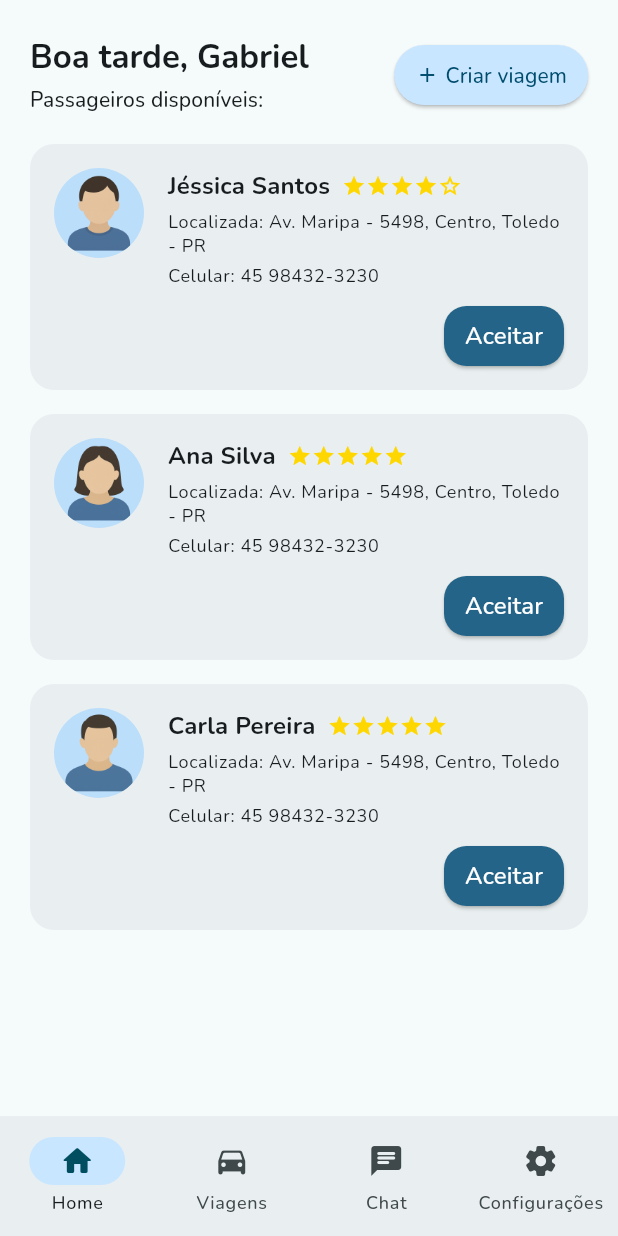
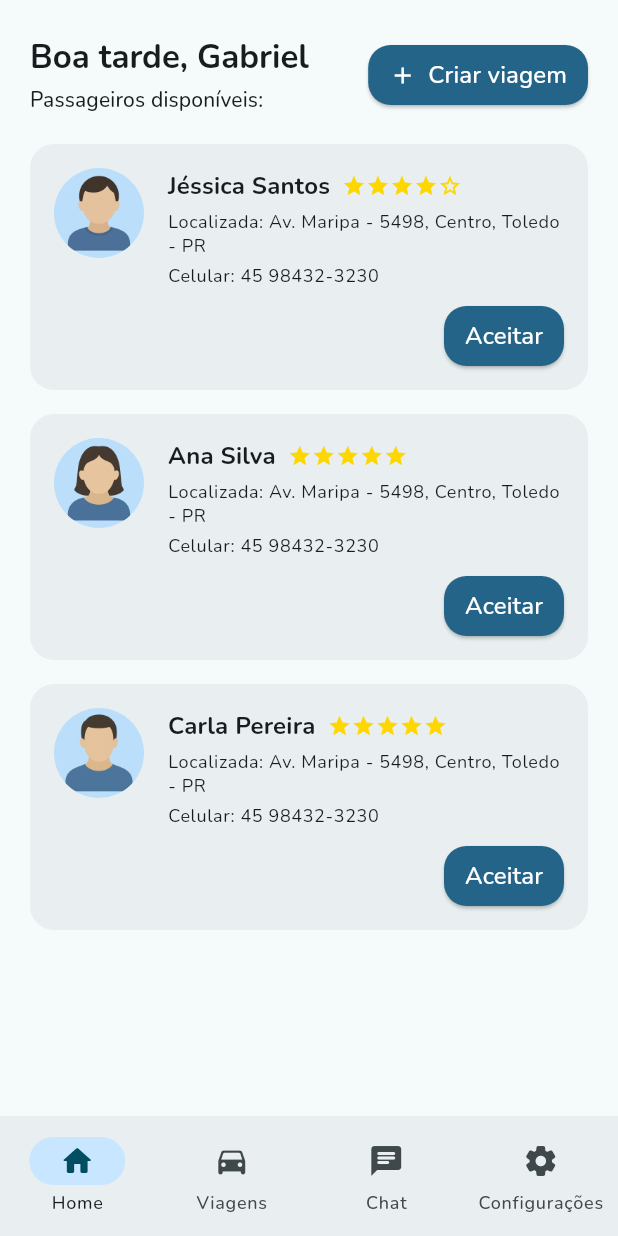
Before and after one commit to Grupo-6-bpk/mobile-app, a Flutter app: the DriverHomePage screen opened by its route, on a phone screen of 412 x 824 dp. Run offline on Flutter 3.47's test engine with Material 3 defaults, Android fonts, the light colour scheme and no system bars; our stand-ins replace file_picker, google_fonts.

Commit message:
Elevated button changed to CustomButton

```diff
--- a/lib/pages/home/driver_home_page.dart
+++ b/lib/pages/home/driver_home_page.dart
@@ -1,5 +1,6 @@
 import 'package:flutter/material.dart';
 import 'package:mobile_app/components/available_passenger_card.dart';
+import 'package:mobile_app/components/custom_button.dart';
 import 'package:mobile_app/components/custom_menu_bar.dart';
 import 'package:mobile_app/pages/chat/chat_page.dart';
 import 'package:mobile_app/pages/ride_history/ride_history_page.dart';
@@ -67,26 +68,15 @@ class _DriverHomePageState extends State<DriverHomePage> {
                     ),
                   ],
                 ),
-                ElevatedButton(
+                CustomButton(
+                  text: 'Criar viagem',
+                  variant: ButtonVariant.primary,
+                  icon: Icons.add,
                   onPressed: () {
                     Navigator.pushNamed(context, '/createRide');
                   },
-                  style: ElevatedButton.styleFrom(
-                    backgroundColor: Theme.of(context).colorScheme.primaryContainer,
-                    foregroundColor: Theme.of(context).colorScheme.onPrimaryContainer,
-                    shape: RoundedRectangleBorder(
-                      borderRadius: BorderRadius.circular(20),
-                    ),
-                    padding: const EdgeInsets.symmetric(horizontal: 14, vertical: 10),
-                  ),
-                  child: const Row(
-                    mainAxisSize: MainAxisSize.min,
-                    children: [
-                      Icon(Icons.add, size: 16),
-                      SizedBox(width: 4),
-                      Text('Criar viagem', style: TextStyle(fontSize: 14)),
-                    ],
-                  ),
+                  padding: const EdgeInsets.symmetric(horizontal: 14, vertical: 0),
+                  height: 40,
                 ),
               ],
             ),
--- a/lib/pages/ride/create_ride_page.dart
+++ b/lib/pages/ride/create_ride_page.dart
@@ -14,20 +14,17 @@ class _CreateRidePageState extends State<CreateRidePage> {
   bool _showGroupSelection = false;
   String? _selectedGroup;
 
-  // Controladores para os campos de texto
   final TextEditingController _originController = TextEditingController(text: "Av. Maripa - 5498, Centro, Toledo - PR");
   final TextEditingController _destinationController = TextEditingController(text: "Biopark Educação");
   final TextEditingController _departureTimeController = TextEditingController(text: "18:30");
   final TextEditingController _estimatedArrivalController = TextEditingController(text: "18:55");
   final TextEditingController _seatsController = TextEditingController(text: "4");
 
-  // Data selecionada
   DateTime _selectedDate = DateTime.now();
   String get formattedDate {
     return "${_selectedDate.day.toString().padLeft(2, '0')}/${_selectedDate.month.toString().padLeft(2, '0')}/${_selectedDate.year}";
   }
 
-  // Dados mockados dos grupos
   final List<String> _mockGroups = [
     'Xander\'s Tur',
     'Maria\'s Tur',
@@ -36,7 +33,6 @@ class _CreateRidePageState extends State<CreateRidePage> {
 
   @override
   void dispose() {
-    // Limpeza dos controladores quando a página for descartada
     _originController.dispose();
     _destinationController.dispose();
     _departureTimeController.dispose();
@@ -64,13 +60,11 @@ class _CreateRidePageState extends State<CreateRidePage> {
         child: Column(
           crossAxisAlignment: CrossAxisAlignment.start,
           children: [
-            // Mapa (reduzindo o tamanho para acomodar todo o formulário)
             const Expanded(
-              flex: 4, // Reduzido de 2 para 1 para dar mais espaço ao formulário
+              flex: 4,
               child: MapPlaceholder(height: double.infinity),
             ),
 
-            // Área de informações
             Expanded(
               flex: 10,
               child: Container(
@@ -81,19 +75,16 @@ class _CreateRidePageState extends State<CreateRidePage> {
                 ),
                 child: Stack(
                   children: [
-                    // Conteúdo do formulário com scroll
                     SingleChildScrollView(
                       child: Padding(
                         padding: const EdgeInsets.symmetric(horizontal: 20.0),
                         child: Column(
                           crossAxisAlignment: CrossAxisAlignment.start,
                           children: [
-                            // Seletor de Data e Dropdown de Grupos
                             _buildDateAndGroupSelector(colorScheme),
 
                             const SizedBox(height: 18),
 
-                            // Campo de origem
                             _buildTextField(
                               "Local de saída:",
                               _originController,
@@ -101,7 +92,6 @@ class _CreateRidePageState extends State<CreateRidePage> {
 
                             const SizedBox(height: 14),
 
-                            // Campo de horário de saída
                             _buildTextField(
                               "Horário de saída:",
                               _departureTimeController,
@@ -113,7 +103,6 @@ class _CreateRidePageState extends State<CreateRidePage> {
 
                             const SizedBox(height: 14),
 
-                            // Campo de destino
                             _buildTextField(
                               "Local de chegada:",
                               _destinationController,
@@ -121,7 +110,6 @@ class _CreateRidePageState extends State<CreateRidePage> {
 
                             const SizedBox(height: 14),
 
-                            // Campo de horário estimado de chegada
                             _buildTextField(
                               "Horário estimado de chegada:",
                               _estimatedArrivalController,
@@ -133,7 +121,6 @@ class _CreateRidePageState extends State<CreateRidePage> {
 
                             const SizedBox(height: 14),
 
-                            // Campo de vagas
                             _buildTextField(
                               "Vagas disponíveis:",
                               _seatsController,
@@ -141,7 +128,6 @@ class _CreateRidePageState extends State<CreateRidePage> {
 
                             const SizedBox(height: 14),
 
-                            // Distância (somente leitura)
                             _buildInfoSection(
                               colorScheme,
                               "Distância:",
@@ -149,7 +135,6 @@ class _CreateRidePageState extends State<CreateRidePage> {
                               null
                             ),
 
-                            // Botões de ação
                             const SizedBox(height: 18),
                             _buildActionButtons(colorScheme),
                             const SizedBox(height: 18),
@@ -158,7 +143,6 @@ class _CreateRidePageState extends State<CreateRidePage> {
                       ),
                     ),
 
-                    // Dropdown de grupos (overlay)
                     if (_showGroupSelection)
                       Positioned(
                         top: 60,
@@ -175,14 +159,12 @@ class _CreateRidePageState extends State<CreateRidePage> {
     );
   }
 
-  // Widget para data e seletor de grupos
   Widget _buildDateAndGroupSelector(ColorScheme colorScheme) {
     return Padding(
       padding: const EdgeInsets.only(top: 16.0),
       child: Row(
         mainAxisAlignment: MainAxisAlignment.spaceBetween,
         children: [
-          // Data com seletor
           GestureDetector(
             onTap: () => _selectDate(context),
             child: Column(
@@ -217,7 +199,6 @@ class _CreateRidePageState extends State<CreateRidePage> {
             ),
           ),
 
-          // Seletor de grupo
           SizedBox(
             height: 40,
             child: CustomButton(
@@ -238,7 +219,6 @@ class _CreateRidePageState extends State<CreateRidePage> {
     );
   }
 
-  // Método para selecionar a data
   Future<void> _selectDate(BuildContext context) async {
     final DateTime? picked = await showDatePicker(
       context: context,
@@ -253,7 +233,6 @@ class _CreateRidePageState extends State<CreateRidePage> {
     }
   }
 
-  // Método para selecionar o horário
   Future<void> _selectTime(BuildContext context, TextEditingController controller) async {
     TimeOfDay initialTime;
     try {
@@ -278,7 +257,6 @@ class _CreateRidePageState extends State<CreateRidePage> {
     }
   }
 
-  // Widget para campos de texto
   Widget _buildTextField(
     String label,
     TextEditingController controller,
@@ -292,7 +270,6 @@ class _CreateRidePageState extends State<CreateRidePage> {
     );
   }
 
-  // Widget para as seções de informação (somente leitura)
   Widget _buildInfoSection(ColorScheme colorScheme, String title, String value, String? subtitle) {
     return Padding(
       padding: const EdgeInsets.only(bottom: 16.0),
@@ -330,11 +307,9 @@ class _CreateRidePageState extends State<CreateRidePage> {
     );
   }
 
-  // Widget para os botões de ação
   Widget _buildActionButtons(ColorScheme colorScheme) {
     return Row(
       children: [
-        // Botão Cancelar
         Expanded(
           child: Padding(
             padding: const EdgeInsets.only(right: 8.0),
@@ -349,7 +324,6 @@ class _CreateRidePageState extends State<CreateRidePage> {
           ),
         ),
 
-        // Botão Criar viagem
         Expanded(
           child: Padding(
             padding: const EdgeInsets.only(left: 8.0),
@@ -357,7 +331,6 @@ class _CreateRidePageState extends State<CreateRidePage> {
               text: "Criar viagem",
               variant: ButtonVariant.primary,
               onPressed: () {
-                // Aqui poderíamos validar e enviar os dados para o backend
                 final rideData = {
                   'date': formattedDate,
                   'group': _selectedGroup,
@@ -366,10 +339,9 @@ class _CreateRidePageState extends State<CreateRidePage> {
                   'destination': _destinationController.text,
                   'estimatedArrival': _estimatedArrivalController.text,
                   'seats': _seatsController.text,
-                  'distance': '1,88 km' // Em um caso real, isso seria calculado pelo backend
+                  'distance': '1,88 km'
                 };
 
-                // Debug: exibir os dados no console
                 print('Dados da viagem: $rideData');
 
                 ScaffoldMessenger.of(context).showSnackBar(
@@ -388,7 +360,6 @@ class _CreateRidePageState extends State<CreateRidePage> {
     );
   }
 
-  // Widget para exibir a lista de grupos quando expandida
   Widget _buildGroupList(ColorScheme colorScheme) {
     return Container(
       width: 160,
```
